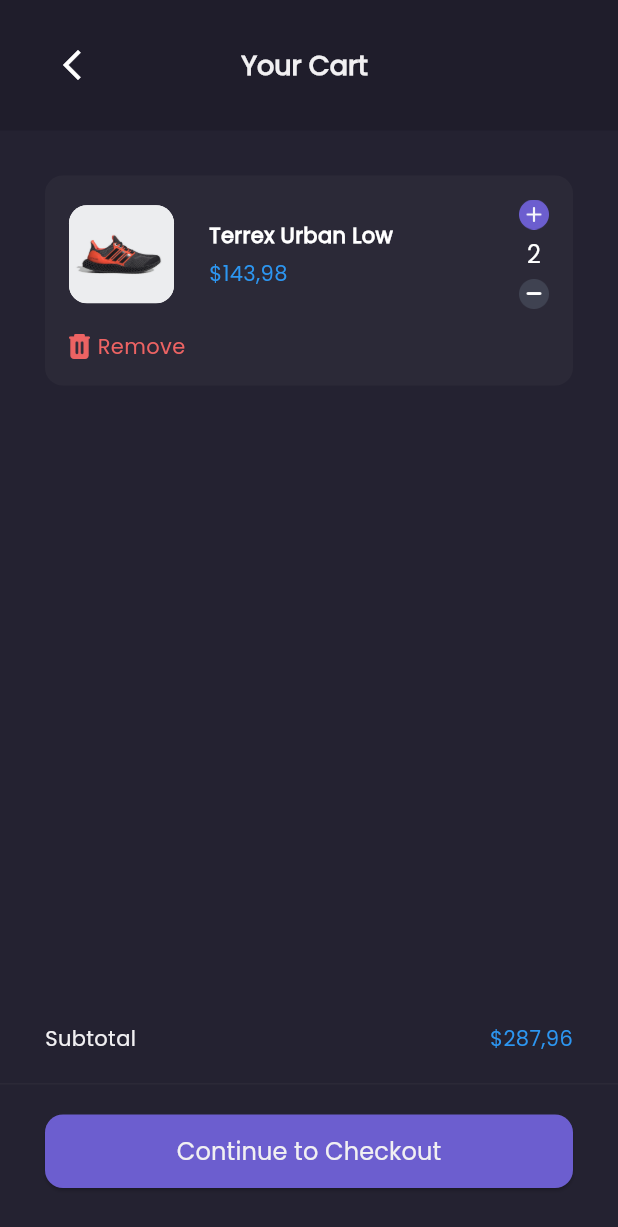
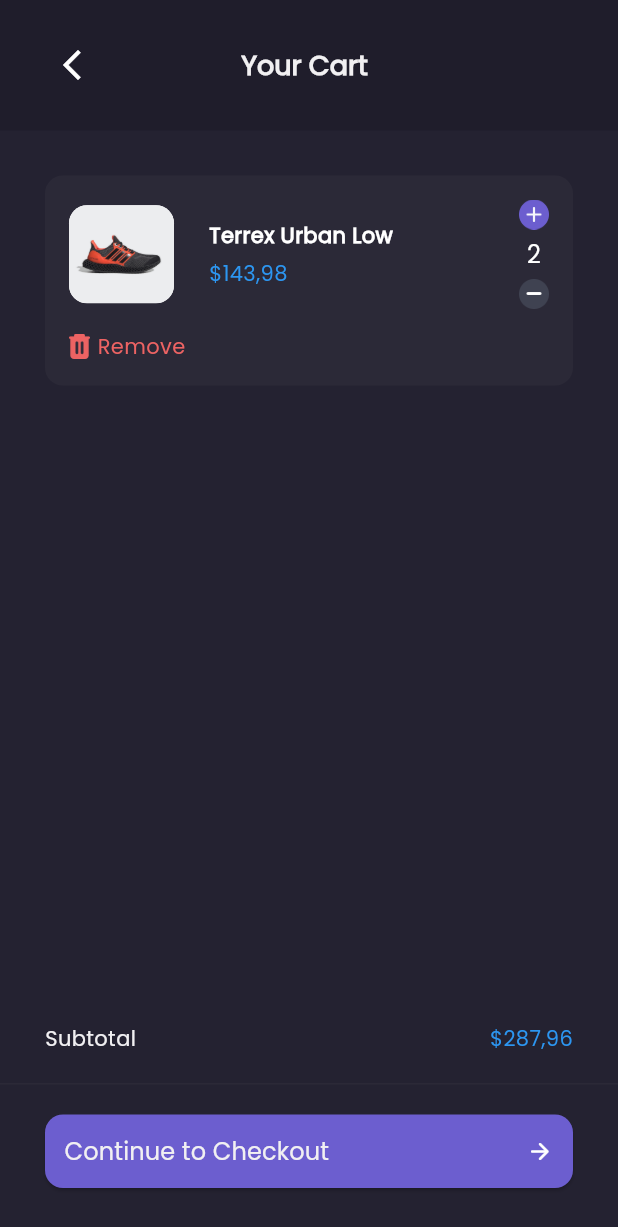
Before and after one commit to yayakyogi/shamo, a Flutter app: the Cart screen opened directly, on a phone screen of 412 x 824 dp. Shown: the top 1227 px of the screen. Run offline on Flutter 3.47's test engine with Material 2 defaults, Android fonts, the phone set to English and light mode, and no system bars; our stand-ins replace dio.

Commit message:
add arrow when isButtonNext

```diff
--- a/lib/presentation/widgets/button_primary.dart
+++ b/lib/presentation/widgets/button_primary.dart
@@ -6,10 +6,12 @@ class ButtonPrimary extends StatelessWidget {
     Key? key,
     required this.onPressed,
     required this.title,
+    this.isButtonNext = false,
   }) : super(key: key);
 
   final Function() onPressed;
   final String title;
+  final bool isButtonNext;
 
   @override
   Widget build(BuildContext context) {
@@ -19,14 +21,27 @@ class ButtonPrimary extends StatelessWidget {
         onPressed: onPressed,
         style: ElevatedButton.styleFrom(
           primary: primaryColor,
-          padding: const EdgeInsets.symmetric(vertical: 13),
+          padding: const EdgeInsets.all(13),
           shape: RoundedRectangleBorder(
             borderRadius: BorderRadius.circular(12),
           ),
         ),
-        child: Text(
-          title,
-          style: fw_500.copyWith(color: primaryTextColor, fontSize: 16),
+        child: Row(
+          mainAxisAlignment: isButtonNext
+              ? MainAxisAlignment.spaceBetween
+              : MainAxisAlignment.center,
+          children: [
+            Text(
+              title,
+              style: fw_500.copyWith(color: primaryTextColor, fontSize: 16),
+            ),
+            isButtonNext
+                ? const Icon(
+                    Icons.arrow_forward_rounded,
+                    color: Colors.white,
+                  )
+                : Container(),
+          ],
         ),
       ),
     );
```
